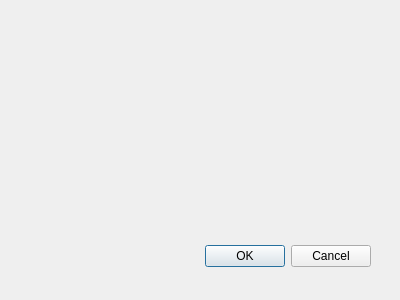
First picture: the form in interfaces/FenetreParametresConversion.ui, repository lovehina13/NumerisationDeCourbes, before the edit.
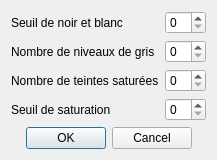
Second picture: the form after the edit.

Commit message: Implémentation des classes Parametres, FenetreParametresAffichage, FenetreParametresConversion, FenetreParametresRecherche et FenetreParametresExport (non terminées).

```diff
--- a/interfaces/FenetreParametresConversion.ui
+++ b/interfaces/FenetreParametresConversion.ui
@@ -8,29 +8,65 @@
    <rect>
     <x>0</x>
     <y>0</y>
-    <width>400</width>
-    <height>300</height>
+    <width>194</width>
+    <height>145</height>
    </rect>
   </property>
   <property name="windowTitle">
    <string>Dialog</string>
   </property>
-  <widget class="QDialogButtonBox" name="buttonBox">
-   <property name="geometry">
-    <rect>
-     <x>30</x>
-     <y>240</y>
-     <width>341</width>
-     <height>32</height>
-    </rect>
-   </property>
-   <property name="orientation">
-    <enum>Qt::Horizontal</enum>
-   </property>
-   <property name="standardButtons">
-    <set>QDialogButtonBox::Cancel|QDialogButtonBox::Ok</set>
-   </property>
-  </widget>
+  <layout class="QGridLayout" name="gridLayoutFenetreParametresConversion">
+   <item row="0" column="0">
+    <widget class="QLabel" name="labelSeuilNoirEtBlanc">
+     <property name="text">
+      <string>Seuil de noir et blanc</string>
+     </property>
+    </widget>
+   </item>
+   <item row="0" column="1">
+    <widget class="QSpinBox" name="spinBoxSeuilNoirEtBlanc"/>
+   </item>
+   <item row="1" column="0">
+    <widget class="QLabel" name="labelNombreNiveauxGris">
+     <property name="text">
+      <string>Nombre de niveaux de gris</string>
+     </property>
+    </widget>
+   </item>
+   <item row="1" column="1">
+    <widget class="QSpinBox" name="spinBoxNombreNiveauxGris"/>
+   </item>
+   <item row="2" column="0">
+    <widget class="QLabel" name="labelNombreTeintesSaturees">
+     <property name="text">
+      <string>Nombre de teintes saturées</string>
+     </property>
+    </widget>
+   </item>
+   <item row="2" column="1">
+    <widget class="QSpinBox" name="spinBoxNombreTeintesSaturees"/>
+   </item>
+   <item row="3" column="0">
+    <widget class="QLabel" name="labelSeuilSaturation">
+     <property name="text">
+      <string>Seuil de saturation</string>
+     </property>
+    </widget>
+   </item>
+   <item row="3" column="1">
+    <widget class="QSpinBox" name="spinBoxSeuilSaturation"/>
+   </item>
+   <item row="4" column="0" colspan="2">
+    <widget class="QDialogButtonBox" name="buttonBox">
+     <property name="standardButtons">
+      <set>QDialogButtonBox::Cancel|QDialogButtonBox::Ok</set>
+     </property>
+     <property name="centerButtons">
+      <bool>true</bool>
+     </property>
+    </widget>
+   </item>
+  </layout>
  </widget>
  <pixmapfunction/>
  <resources/>
```
Left out of the diff: 7 changed lines with no effect on the pictures. The commit also changes 4 other files.
